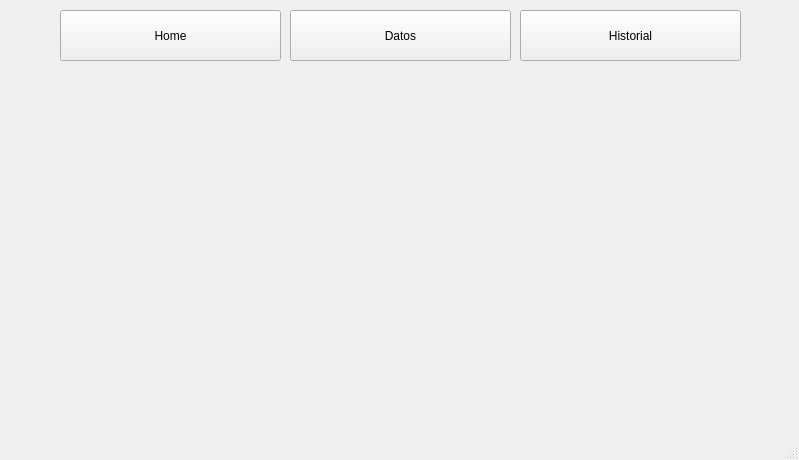
decinx1/Sistema-hidrop-nico-Monitoreado, file Interfaz/home.ui: the form before one commit.
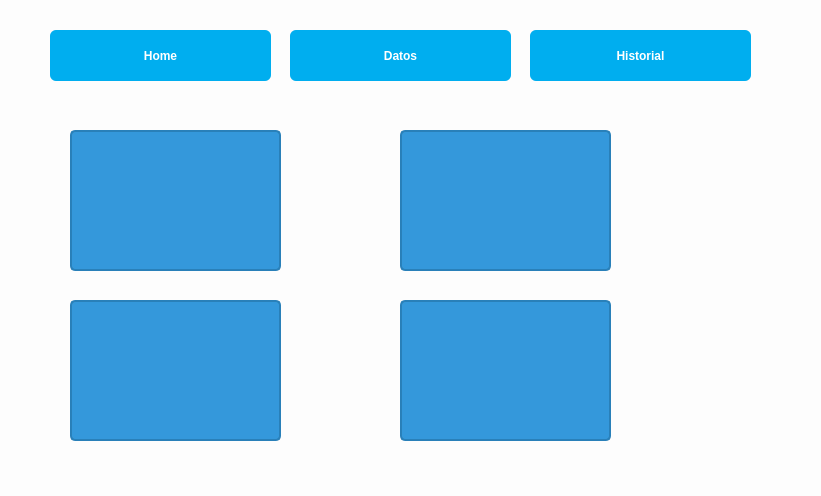
The form after the commit. Icons and pictures are not drawn.

Commit message: Agregar titulo a pagina y limpieza de codigo

The edit to the form file:
```diff
--- a/Interfaz/home.ui
+++ b/Interfaz/home.ui
@@ -2,76 +2,245 @@
 <ui version="4.0">
  <class>MainWindow</class>
  <widget class="QMainWindow" name="MainWindow">
+  <!-- Hoja de estilo global para la ventana -->
+  <property name="styleSheet">
+   <string notr="true">
+QWidget {
+    background-color: #FDFDFD;
+    color: #121212;
+    font-family: 'Segoe UI', sans-serif;
+}
+
+QPushButton {
+    background-color: #00AEEF;
+    color: white;
+    border: none;
+    border-radius: 6px;
+    padding: 8px 12px;
+    font-weight: bold;
+}
+
+QPushButton:hover {
+    background-color: #0095D9;
+}
+
+QPushButton:pressed {
+    background-color: #007CB5;
+}
+
+QLabel {
+    color: #121212;
+    font-size: 14px;
+}
+
+QLineEdit {
+    background-color: #ffffff;
+    border: 1px solid #A1E6F2;
+    border-radius: 4px;
+    padding: 4px;
+    color: #121212;
+}
+
+QComboBox {
+    background-color: #ffffff;
+    border: 1px solid #00AEEF;
+    border-radius: 4px;
+    padding: 4px;
+    color: #121212;
+}
+   </string>
+  </property>
   <property name="geometry">
    <rect>
     <x>0</x>
     <y>0</y>
-    <width>799</width>
-    <height>460</height>
+    <width>821</width>
+    <height>496</height>
    </rect>
   </property>
   <property name="windowTitle">
    <string>MainWindow</string>
   </property>
   <widget class="QWidget" name="centralwidget">
-   <widget class="QPushButton" name="HomeButton">
+   <widget class="QWidget" name="widget" native="true">
     <property name="geometry">
      <rect>
-      <x>60</x>
+      <x>40</x>
       <y>10</y>
-      <width>221</width>
-      <height>51</height>
+      <width>761</width>
+      <height>81</height>
      </rect>
     </property>
-    <property name="sizePolicy">
-     <sizepolicy hsizetype="Expanding" vsizetype="Expanding">
-      <horstretch>0</horstretch>
-      <verstretch>0</verstretch>
-     </sizepolicy>
+    <!-- Botón Home -->
+    <widget class="QPushButton" name="HomeButton">
+     <property name="geometry">
+      <rect>
+       <x>10</x>
+       <y>20</y>
+       <width>221</width>
+       <height>51</height>
+      </rect>
+     </property>
+     <property name="text">
+      <string>Home</string>
+     </property>
+     <property name="icon">
+      <iconset>iconos/casita.png</iconset>
+     </property>
+     <property name="iconSize">
+      <size>
+       <width>24</width>
+       <height>24</height>
+      </size>
+     </property>
+    </widget>
+    <!-- Botón Datos -->
+    <widget class="QPushButton" name="DatosButton">
+     <property name="geometry">
+      <rect>
+       <x>250</x>
+       <y>20</y>
+       <width>221</width>
+       <height>51</height>
+      </rect>
+     </property>
+     <property name="text">
+      <string>Datos</string>
+     </property>
+     <property name="icon">
+      <iconset>iconos/grafica.png</iconset>
+     </property>
+     <property name="iconSize">
+      <size>
+       <width>24</width>
+       <height>24</height>
+      </size>
+     </property>
+    </widget>
+    <!-- Botón Historial -->
+    <widget class="QPushButton" name="HistorialButton">
+     <property name="geometry">
+      <rect>
+       <x>490</x>
+       <y>20</y>
+       <width>221</width>
+       <height>51</height>
+      </rect>
+     </property>
+     <property name="text">
+      <string>Historial</string>
+     </property>
+     <property name="icon">
+      <iconset>iconos/historial.png</iconset>
+     </property>
+     <property name="iconSize">
+      <size>
+       <width>24</width>
+       <height>24</height>
+      </size>
+     </property>
+    </widget>
+   </widget>
+   <!-- Frame de ejemplo con estilo ya incluido -->
+   <widget class="QFrame" name="frame">
+    <property name="geometry">
+     <rect>
+      <x>70</x>
+      <y>130</y>
+      <width>211</width>
+      <height>141</height>
+     </rect>
     </property>
-    <property name="mouseTracking">
-     <bool>false</bool>
+    <property name="styleSheet">
+     <string notr="true">
+QFrame {
+    background-color: #3498db;
+    border: 2px solid #2980b9;
+    border-radius: 5px;
+}
+     </string>
     </property>
-    <property name="tabletTracking">
-     <bool>false</bool>
+    <property name="frameShape">
+     <enum>QFrame::StyledPanel</enum>
     </property>
-    <property name="focusPolicy">
-     <enum>Qt::StrongFocus</enum>
+    <property name="frameShadow">
+     <enum>QFrame::Raised</enum>
     </property>
-    <property name="text">
-     <string>Home</string>
+   </widget>
+   <!-- Otros frames de ejemplo -->
+   <widget class="QFrame" name="frame_2">
+    <property name="geometry">
+     <rect>
+      <x>400</x>
+      <y>130</y>
+      <width>211</width>
+      <height>141</height>
+     </rect>
     </property>
-    <property name="icon">
-     <iconset theme="accessories-text-editor"/>
+    <property name="styleSheet">
+     <string notr="true">
+QFrame {
+    background-color: #3498db;
+    border: 2px solid #2980b9;
+    border-radius: 5px;
+}
+     </string>
     </property>
-    <property name="checkable">
-     <bool>false</bool>
+    <property name="frameShape">
+     <enum>QFrame::StyledPanel</enum>
     </property>
+    <property name="frameShadow">
+     <enum>QFrame::Raised</enum>
+    </property>
    </widget>
-   <widget class="QPushButton" name="DatosButton">
+   <widget class="QFrame" name="frame_3">
     <property name="geometry">
      <rect>
-      <x>290</x>
-      <y>10</y>
-      <width>221</width>
-      <height>51</height>
+      <x>70</x>
+      <y>300</y>
+      <width>211</width>
+      <height>141</height>
      </rect>
     </property>
-    <property name="text">
-     <string>Datos</string>
+    <property name="styleSheet">
+     <string notr="true">
+QFrame {
+    background-color: #3498db;
+    border: 2px solid #2980b9;
+    border-radius: 5px;
+}
+     </string>
     </property>
+    <property name="frameShape">
+     <enum>QFrame::StyledPanel</enum>
+    </property>
+    <property name="frameShadow">
+     <enum>QFrame::Raised</enum>
+    </property>
    </widget>
-   <widget class="QPushButton" name="HistorialButton">
+   <widget class="QFrame" name="frame_4">
     <property name="geometry">
      <rect>
-      <x>520</x>
-      <y>10</y>
-      <width>221</width>
-      <height>51</height>
+      <x>400</x>
+      <y>300</y>
+      <width>211</width>
+      <height>141</height>
      </rect>
     </property>
-    <property name="text">
-     <string>Historial</string>
+    <property name="styleSheet">
+     <string notr="true">
+QFrame {
+    background-color: #3498db;
+    border: 2px solid #2980b9;
+    border-radius: 5px;
+}
+     </string>
+    </property>
+    <property name="frameShape">
+     <enum>QFrame::StyledPanel</enum>
+    </property>
+    <property name="frameShadow">
+     <enum>QFrame::Raised</enum>
     </property>
    </widget>
   </widget>
```
Left out of the diff: 2 changed lines with no effect on the pictures. The commit also changes 1 other file.
